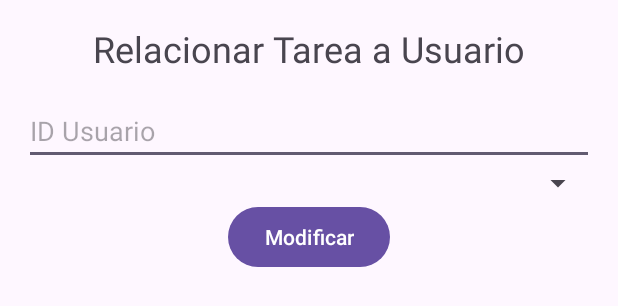
After one commit to familycontained/AndroidBD, an Android app: the layout modificar_usuario_tarea.xml on its own in the app's theme, with its tools: preview values and no code run, on a phone screen of 412 x 824 dp. The commit adds this screen. Shown: the top 306 px of the screen. Run offline under Robolectric (Android 15) with nearby library versions, the phone set to English and light mode, and no system bars.

Commit message:
XML Relacion

```diff
--- /dev/null
+++ b/BDFamilyContained/app/src/main/res/layout/listar_usuario_tarea.xml
@@ -0,0 +1,6 @@
+<?xml version="1.0" encoding="utf-8"?>
+<androidx.constraintlayout.widget.ConstraintLayout xmlns:android="http://schemas.android.com/apk/res/android"
+    android:layout_width="match_parent"
+    android:layout_height="match_parent">
+
+</androidx.constraintlayout.widget.ConstraintLayout>
--- /dev/null
+++ b/BDFamilyContained/app/src/main/res/layout/modificar_usuario_tarea.xml
@@ -0,0 +1,35 @@
+<?xml version="1.0" encoding="utf-8"?>
+<LinearLayout xmlns:android="http://schemas.android.com/apk/res/android"
+    android:layout_width="match_parent"
+    android:layout_height="match_parent"
+    android:orientation="vertical"
+    android:padding="16dp">
+
+    <TextView
+        android:layout_width="wrap_content"
+        android:layout_height="wrap_content"
+        android:text="@string/relacionar_tarea_a_usuario"
+        android:textSize="24sp"
+        android:layout_gravity="center_horizontal"
+        android:layout_marginBottom="16dp" />
+
+    <EditText
+        android:id="@+id/etIdUsuario"
+        android:layout_width="match_parent"
+        android:layout_height="wrap_content"
+        android:hint="ID Usuario"
+        android:inputType="number" />
+
+    <Spinner
+        android:id="@+id/spinnerNuevaTarea"
+        android:layout_width="match_parent"
+        android:layout_height="wrap_content" />
+
+    <Button
+        android:id="@+id/btnModificarRelacion"
+        android:layout_width="wrap_content"
+        android:layout_height="wrap_content"
+        android:text="@string/modificar"
+        android:layout_gravity="center_horizontal"/>
+
+</LinearLayout>
--- a/BDFamilyContained/app/src/main/res/values/strings.xml
+++ b/BDFamilyContained/app/src/main/res/values/strings.xml
@@ -42,8 +42,10 @@
    <string name="estado_de_tarea">Estado de tarea</string>
    <string name="modificar_descripci_n">Modificar Descripción</string>
    <string name="id_tarea">ID Tarea</string>
+    <string name="relacionar_tarea_a_usuario">Relacionar Tarea a Usuario</string>
+    <string name="crear_relaci_n">Crear Relación</string>
 
-   -------------------------------------------------------
+    -------------------------------------------------------
    <string-array name="estado_tarea_opciones">
       <item>Pendiente</item>
       <item>En Progreso</item>
```
Also changed, not shown: BDFamilyContained/app/src/main/res/layout/crear_usuario_tarea.xml (added, +33 -0 lines).
